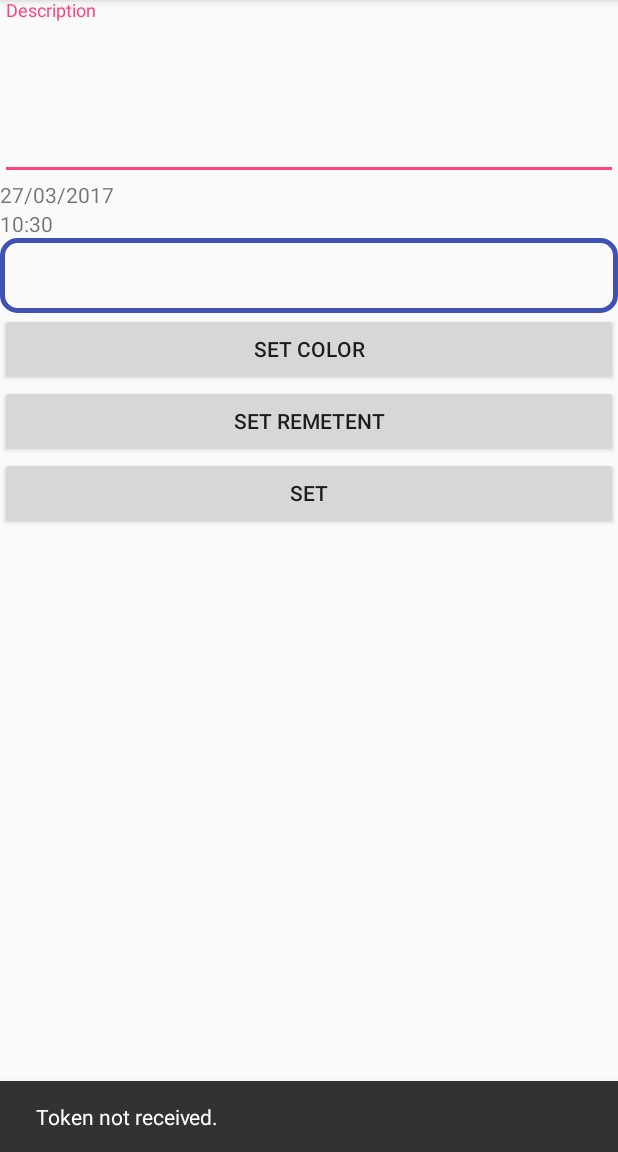
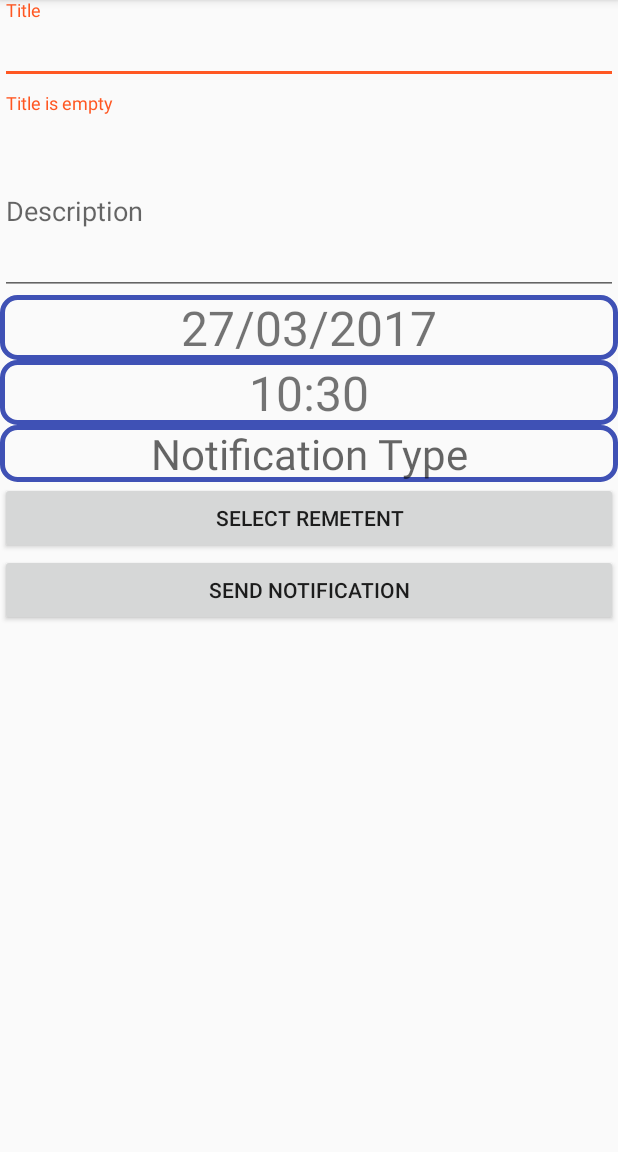
Before and after one commit to raphaelgava/AndroidNotificacaoIFSP, an Android app: the screen it shows after launch (MainActivity), in the side drawer, after a tap on "Send", on a phone screen of 412 x 824 dp, the part 84-1236 px from its top. Run offline under Robolectric (Android 15) with nearby library versions, the phone set to English and light mode, and no system bars.

Commit message:
finish create notification without maps 2

```diff
--- a/app/src/main/AndroidManifest.xml
+++ b/app/src/main/AndroidManifest.xml
@@ -71,7 +71,9 @@
             android:name=".activity.MapsActivity"
             android:label="@string/title_activity_maps"
             android:theme="@style/Theme_Dialog" />
-        <activity android:name=".activity.RemetentListActivity"></activity>
+        <activity
+            android:name=".activity.RemetentListActivity"
+            android:configChanges="orientation|screenSize" />
     </application>
 
 </manifest>
--- a/app/src/main/java/br/edu/ifspsaocarlos/sdm/notificacaoifsp/activity/MainActivity.java
+++ b/app/src/main/java/br/edu/ifspsaocarlos/sdm/notificacaoifsp/activity/MainActivity.java
@@ -18,6 +18,7 @@ import android.support.v7.widget.Toolbar;
 import android.view.Menu;
 import android.view.MenuItem;
 import android.view.WindowManager;
+import android.widget.Toast;
 
 import br.edu.ifspsaocarlos.sdm.notificacaoifsp.R;
 import br.edu.ifspsaocarlos.sdm.notificacaoifsp.layout.ChangeUserDataFragment;
@@ -34,6 +35,8 @@ public class MainActivity extends AppCompatActivity implements OnNavigationItemS
     private Intent serviceIntent;
 
     private FloatingActionButton fab;
+
+    private final String TAG_FRAG_CREATE_NOTIFICATION = "tagNotification";
 
     @Override
     protected void onCreate(Bundle savedInstanceState) {
@@ -89,7 +92,7 @@ public class MainActivity extends AppCompatActivity implements OnNavigationItemS
             Log.d("TCC", token);
         }
         else{
-            Snackbar.make(drawer, "Token not received.", Snackbar.LENGTH_INDEFINITE).show();
+            //Snackbar.make(drawer, "Token not received.", Snackbar.LENGTH_INDEFINITE).show();
         }
     }
 
@@ -131,6 +134,7 @@ public class MainActivity extends AppCompatActivity implements OnNavigationItemS
         // Handle navigation view item clicks here.
         int id = item.getItemId();
 
+        //https://developer.android.com/studio/write/vector-asset-studio.html#running -> mudar ícones
         if (id == R.id.nav_class_schedule) {
             // Handle the camera action
             fragmentManager.beginTransaction().replace(R.id.content_frame,
@@ -140,16 +144,17 @@ public class MainActivity extends AppCompatActivity implements OnNavigationItemS
             fragmentManager.beginTransaction().replace(R.id.content_frame,
                     ChangeUserDataFragment.newInstance(null, null)).commit();
             fab.setVisibility(View.INVISIBLE);
-        } else if (id == R.id.nav_slideshow) {
+        } else if (id == R.id.nav_notification) {
             fragmentManager.beginTransaction().replace(R.id.content_frame,
-                    CreateNotificationFragment.newInstance(null, null)).commit();
+                    CreateNotificationFragment.newInstance(null, null), TAG_FRAG_CREATE_NOTIFICATION).commit();
             fab.setVisibility(View.INVISIBLE);
-        } else if (id == R.id.nav_manage) {
-
-        } else if (id == R.id.nav_share) {
-
         } else if (id == R.id.nav_send) {
-
+            CreateNotificationFragment myFragment = (CreateNotificationFragment) fragmentManager.findFragmentByTag(TAG_FRAG_CREATE_NOTIFICATION);
+            if (myFragment != null && myFragment.isVisible()) {
+                myFragment.submitForm();
+            }else{
+                Toast.makeText(getApplicationContext(), R.string.msg_not_creating_notification, Toast.LENGTH_SHORT).show();
+            }
         }
 
         DrawerLayout drawer = (DrawerLayout) findViewById(R.id.drawer_layout);
--- a/app/src/main/java/br/edu/ifspsaocarlos/sdm/notificacaoifsp/layout/CreateNotificationFragment.java
+++ b/app/src/main/java/br/edu/ifspsaocarlos/sdm/notificacaoifsp/layout/CreateNotificationFragment.java
@@ -1,5 +1,6 @@
 package br.edu.ifspsaocarlos.sdm.notificacaoifsp.layout;
 
+import android.app.Activity;
 import android.app.DatePickerDialog;
 import android.app.TimePickerDialog;
 import android.content.Context;
@@ -7,13 +8,17 @@ import android.content.Intent;
 import android.graphics.Color;
 import android.graphics.PorterDuff;
 import android.graphics.drawable.Drawable;
+import android.graphics.drawable.GradientDrawable;
+import android.graphics.drawable.LayerDrawable;
 import android.graphics.drawable.ShapeDrawable;
 import android.os.Bundle;
+import android.support.design.widget.TextInputLayout;
 import android.util.Log;
 import android.view.LayoutInflater;
 import android.view.MotionEvent;
 import android.view.View;
 import android.view.ViewGroup;
+import android.view.WindowManager;
 import android.widget.AdapterView;
 import android.widget.ArrayAdapter;
 import android.widget.Button;
@@ -35,6 +40,7 @@ import br.edu.ifspsaocarlos.sdm.notificacaoifsp.R;
 import br.edu.ifspsaocarlos.sdm.notificacaoifsp.activity.RemetentListActivity;
 import br.edu.ifspsaocarlos.sdm.notificacaoifsp.color.MyColorChosserDialog;
 import br.edu.ifspsaocarlos.sdm.notificacaoifsp.color.MyColorListener;
+import br.edu.ifspsaocarlos.sdm.notificacaoifsp.model.Remetente;
 
 import static android.app.DatePickerDialog.OnDateSetListener;
 
@@ -50,10 +56,11 @@ public class CreateNotificationFragment extends TemplateFragment {
 
     private final int RESULT_REMETENT_ACTIVITY = 1;
 
-    private TextView tvDate, tvTime;
-    private Button btnSave, btnColor, btnRemetent;
+    private TextView tvDate, tvTime, tvType;
+    private Button btnSave, btnRemetent;
     private int mYear, mMonth, mDay, mHour, mMinute;
-    private EditText edtDescription;
+    private EditText edtDescription, edtTitle;
+    private TextInputLayout txtTitle, txtDescription;
     //private Spinner spCountries, spBusinessType;
 
     private Calendar c;
@@ -61,13 +68,9 @@ public class CreateNotificationFragment extends TemplateFragment {
     private SimpleDateFormat formatTime;
 
     // TODO: 3/13/2017 FAZER CAMPOS
-//    datahora = models.DateTimeField("Data notificação", auto_now_add=True)  # Field name made lowercase.
-//    id_tipo = models.ForeignKey(TipoNotificacao, verbose_name="Tipo notificação")  # Field name made lowercase.
+    //// TODO: 3/27/2017 criar esquema de setar o local pelo marker (save the state of mapFragment - maps example)
 //    id_local = models.ForeignKey(Local, verbose_name="Local", blank=True, null=True)  # Field name made lowercase.
-//    descricao = models.CharField("Descrição", max_length=255)  # Field name made lowercase.
-//    titulo = models.CharField("Título", max_length=45)  # Field name made lowercase.
-//    servidor = models.ForeignKey(Servidor)  # Field name made lowercase.
-//    remetente = models.ManyToManyField(Remetente)
+
 
     public CreateNotificationFragment() {
         // Required empty public constructor
@@ -113,7 +116,7 @@ public class CreateNotificationFragment extends TemplateFragment {
             tvDate = (TextView) view.findViewById(R.id.txtInDate);
             tvTime = (TextView) view.findViewById(R.id.txtInTime);
             btnSave = (Button) view.findViewById(R.id.btnSendNotification);
-            btnColor = (Button) view.findViewById(R.id.btnColor);
+            tvType = (TextView) view.findViewById(R.id.txtCor);
             btnRemetent = (Button) view.findViewById(R.id.btnRemetent);
 
             tvDate.setText(formatDate.format(c.getTime()));
@@ -132,6 +135,9 @@ public class CreateNotificationFragment extends TemplateFragment {
                 }
             });
 
+            txtDescription = (TextInputLayout) view.findViewById(R.id.txtDescription);
+            txtTitle = (TextInputLayout) view.findViewById(R.id.txtTitle);
+
             edtDescription = (EditText) view.findViewById(R.id.edtDescription);
             edtDescription.setOnTouchListener(new View.OnTouchListener() {
                 public boolean onTouch(View view, MotionEvent event) {
@@ -148,9 +154,8 @@ public class CreateNotificationFragment extends TemplateFragment {
                 }
             });
 
-            // TODO: 3/12/2017 ADICIONAR SPINNER PARA FAZER FUNÇÃO DO COMBOBOX DOS ITENS!!!
+            edtTitle = (EditText) view.findViewById(R.id.edtTitle);
 
-            // TODO: 3/13/2017 utilizar lista para poder fazer a função do ajax! de ir filtrando!!!
             /*
             spCountries = (Spinner) view.findViewById(R.id.spCountries);
             spBusinessType = (Spinner) view.findViewById(R.id.spBussinessType);
@@ -183,14 +188,13 @@ public class CreateNotificationFragment extends TemplateFragment {
                     startActivityForResult(intent, RESULT_REMETENT_ACTIVITY);
                 }
             });
-            // TODO: 3/18/2017 chcekbox nos itens da lista para representar o para quem será enviado
-            // TODO: 3/18/2017 acertar quadradinho representando a cor
             // TODO: 3/18/2017 pensar no esquema do servidor igual ao que o professor tinha feito de pegar dados a partir do ultimo item reccebido apenas
 
 
-            final ImageView shape =  (ImageView) view.findViewById(R.id.imvShape);
-            //shape.setBackgroundColor(0xff9C27B0);
-            btnColor.setOnClickListener(new View.OnClickListener(){
+            //final ImageView shape =  (ImageView) view.findViewById(R.id.imvShape);
+            final GradientDrawable bgDrawable = (GradientDrawable) tvType.getBackground();
+
+            tvType.setOnClickListener(new View.OnClickListener(){
                 public void onClick(View view){
                 ArrayList<Integer> images = new ArrayList<Integer>();
 
@@ -245,8 +249,9 @@ public class CreateNotificationFragment extends TemplateFragment {
                         //do whatever you want to with the values
 
                         //back.setColorFilter(color, PorterDuff.Mode.SRC);
-                        //shape.setBackground(back);
-                        shape.setBackgroundColor(color);
+                        //shape.setBackgroundColor(color);
+                        bgDrawable.setColor(color);
+
                         Toast.makeText(v.getContext(), "oi", Toast.LENGTH_LONG).show();
                     }
                 });
@@ -270,6 +275,13 @@ public class CreateNotificationFragment extends TemplateFragment {
         // check if the request code is same as what is passed  here it is 2
         switch (requestCode){
             case RESULT_REMETENT_ACTIVITY:
+                if (resultCode == Activity.RESULT_OK){
+                    ArrayList<Remetente> array = (ArrayList<Remetente>) data.getSerializableExtra("remententList");
+
+                    for (int i = 0; i < array.size(); i++) {
+                        Log.d("TCC", array.get(i).getDescription());
+                    }
+                }
                 //String message=data.getStringExtra("MESSAGE");
                 //textView1.setText(message);
                 break;
@@ -281,13 +293,62 @@ public class CreateNotificationFragment extends TemplateFragment {
     /**
      * Validating form
      */
-    private void submitForm() {
-//        if ((!validateEmail()) || (!validatePassword())) {
-//            return;
-//        }
-        Toast.makeText(getActivity().getApplicationContext(), R.string.msg_changed, Toast.LENGTH_SHORT).show();
+    public void submitForm() {
+        if ((!validateTitle()) || (!validateDescription()) || (!validateRemetent())) {
+            return;
+        }
+        Toast.makeText(getActivity().getApplicationContext(), R.string.msg_send_notification, Toast.LENGTH_SHORT).show();
         getActivity().getFragmentManager().popBackStack();
     }
+
+    private boolean validateTitle(){
+        String title = edtTitle.getText().toString().trim();
+
+        if (title.isEmpty()) {
+            txtTitle.setError(getString(R.string.error_invalid_title));
+            requestFocus(txtTitle);
+            return false;
+        } else {
+            txtTitle.setErrorEnabled(false);
+        }
+
+        return true;
+    }
+
+    private boolean validateDescription(){
+        String title = edtDescription.getText().toString().trim();
+
+        if (title.isEmpty()) {
+            txtDescription.setError(getString(R.string.error_invalid_description));
+            requestFocus(txtDescription);
+            return false;
+        } else {
+            txtDescription.setErrorEnabled(false);
+        }
+
+        return true;
+    }
+
+    private boolean validateRemetent(){
+        String title = edtDescription.getText().toString().trim();
+
+        if (title.isEmpty()) {
+            txtDescription.setError(getString(R.string.error_invalid_description));
+            requestFocus(txtDescription);
+            return false;
+        } else {
+            txtDescription.setErrorEnabled(false);
+        }
+
+        return true;
+    }
+
+    private void requestFocus(View view) {
+        if (view.requestFocus()) {
+            getActivity().getWindow().setSoftInputMode(WindowManager.LayoutParams.SOFT_INPUT_STATE_ALWAYS_VISIBLE);
+        }
+    }
+
 
     public void onClickMethod(View v) {
         if (v == tvDate){
--- a/app/src/main/java/br/edu/ifspsaocarlos/sdm/notificacaoifsp/layout/GridNotificationsFragment.java
+++ b/app/src/main/java/br/edu/ifspsaocarlos/sdm/notificacaoifsp/layout/GridNotificationsFragment.java
@@ -35,7 +35,6 @@ import br.edu.ifspsaocarlos.sdm.notificacaoifsp.R;
 import br.edu.ifspsaocarlos.sdm.notificacaoifsp.adapter.CustomGrid;
 import br.edu.ifspsaocarlos.sdm.notificacaoifsp.model.Oferecimento;
 //todo inserir mapa no frame ade acezso ao item
-//todo decidir se tera o de fato o botao de "criate = mail = vermelhinho abaixo" -- só para servidores
 //todo estudar OnFragmentInteractionListener (verificar se cada fragmento tem que ter o seu e se o main tem que implementar todos)
 
 
--- a/app/src/main/res/layout-land/layout_dialog.xml
+++ b/app/src/main/res/layout-land/layout_dialog.xml
@@ -79,6 +79,6 @@
             android:layout_height="wrap_content"
             android:layout_gravity="center"
             android:gravity="center"
-            android:text="Button" />
+            android:text="@string/go_back" />
     </LinearLayout>
 </LinearLayout>
--- a/app/src/main/res/layout/activity_maps.xml
+++ b/app/src/main/res/layout/activity_maps.xml
@@ -1,5 +1,4 @@
 <fragment xmlns:android="http://schemas.android.com/apk/res/android"
-    xmlns:map="http://schemas.android.com/apk/res-auto"
     xmlns:tools="http://schemas.android.com/tools"
     android:id="@+id/map"
     android:name="com.google.android.gms.maps.SupportMapFragment"
--- a/app/src/main/res/layout/fragment_create_notification.xml
+++ b/app/src/main/res/layout/fragment_create_notification.xml
@@ -2,6 +2,7 @@
     xmlns:tools="http://schemas.android.com/tools"
     android:layout_width="match_parent"
     android:layout_height="match_parent"
+    android:id="@+id/fragCreateNotification"
     tools:context=".layout.CreateNotificationFragment">
 
     <ScrollView
@@ -13,6 +14,18 @@
             android:layout_width="match_parent"
             android:orientation="vertical"
             android:layout_height="match_parent">
+
+            <android.support.design.widget.TextInputLayout
+                android:id="@+id/txtTitle"
+                android:layout_width="match_parent"
+                android:layout_height="wrap_content">
+
+                <EditText
+                    android:id="@+id/edtTitle"
+                    android:layout_width="match_parent"
+                    android:layout_height="wrap_content"
+                    android:hint="@string/title" />
+            </android.support.design.widget.TextInputLayout>
 
             <android.support.design.widget.TextInputLayout
                 android:id="@+id/txtDescription"
@@ -35,19 +48,42 @@
                 android:id="@+id/txtInDate"
                 android:layout_width="match_parent"
                 android:layout_height="wrap_content"
+                android:gravity="center"
+                android:background="@drawable/shape_border"
+                android:textSize="32dp"
                 android:hint="@string/date" />
 
             <TextView
                 android:id="@+id/txtInTime"
                 android:layout_width="match_parent"
                 android:layout_height="wrap_content"
+                android:gravity="center"
+                android:background="@drawable/shape_border"
+                android:textSize="32dp"
                 android:hint="@string/time" />
 
+            <android.support.design.widget.TextInputLayout
+                android:id="@+id/txtTipoCor"
+                android:layout_width="match_parent"
+                android:layout_height="wrap_content">
+
+                <TextView
+                    android:id="@+id/txtCor"
+                    android:layout_width="match_parent"
+                    android:layout_height="wrap_content"
+                    android:layout_gravity="center"
+                    android:background="@drawable/shape_border"
+                    android:gravity="center"
+                    android:textSize="28dp"
+                    android:hint="@string/notificationType" />
+            </android.support.design.widget.TextInputLayout>
+<!--
             <ImageView
                 android:layout_width="match_parent"
                 android:layout_height="50dp"
                 android:background="@drawable/shape_border"
                 android:id="@+id/imvShape"/>
+                -->
 <!--
             <Spinner
                 android:layout_width="match_parent"
@@ -65,22 +101,17 @@
                 style="@style/Base.Widget.AppCompat.Spinner.Underlined">
             </Spinner>
 -->
-            <Button
-                android:id="@+id/btnColor"
-                android:layout_width="match_parent"
-                android:text="Set Color"
-                android:layout_height="wrap_content" />
 
             <Button
                 android:id="@+id/btnRemetent"
                 android:layout_width="match_parent"
-                android:text="Set Remetent"
+                android:text="@string/setRemetent"
                 android:layout_height="wrap_content" />
 
             <Button
                 android:id="@+id/btnSendNotification"
                 android:layout_width="match_parent"
-                android:text="Set"
+                android:text="@string/sendNotify"
                 android:layout_height="wrap_content" />
         </LinearLayout>
     </ScrollView>
--- a/app/src/main/res/layout/fragment_grid_notifications.xml
+++ b/app/src/main/res/layout/fragment_grid_notifications.xml
@@ -4,8 +4,6 @@
     android:layout_height="match_parent"
     tools:context=".layout.GridNotificationsFragment">
 
-
-    <!-- TODO: Update blank fragment layout -->
     <!--<TextView-->
         <!--android:layout_width="match_parent"-->
         <!--android:layout_height="match_parent"-->
--- a/app/src/main/res/layout/layout_dialog.xml
+++ b/app/src/main/res/layout/layout_dialog.xml
@@ -51,6 +51,7 @@
             android:orientation="vertical"
             android:padding="5dp">
             <Button
+                android:id="@+id/btnGoMark"
                 android:layout_width="wrap_content"
                 android:layout_height="wrap_content"
                 android:layout_weight="0.5"
@@ -59,7 +60,7 @@
     </FrameLayout>
 
     <Button
-        android:text="Button"
+        android:text="@string/go_back"
         android:layout_width="match_parent"
         android:layout_height="wrap_content"
         android:id="@+id/btnDialog"
--- a/app/src/main/res/layout/list_item_remetent.xml
+++ b/app/src/main/res/layout/list_item_remetent.xml
@@ -66,7 +66,7 @@
         android:layout_below="@+id/txtBase" />
 
     <CheckBox
-        android:id="@+id/chec_seleciona_pessoa"
+        android:id="@+id/ckbSelected"
         android:layout_width="wrap_content"
         android:layout_height="wrap_content"
         android:layout_alignBottom="@+id/txtRemetentDesc"
--- a/app/src/main/res/menu/activity_main_drawer.xml
+++ b/app/src/main/res/menu/activity_main_drawer.xml
@@ -1,6 +1,7 @@
 <?xml version="1.0" encoding="utf-8"?>
 <menu xmlns:android="http://schemas.android.com/apk/res/android">
 
+    <!--//https://developer.android.com/studio/write/vector-asset-studio.html#running -> mudar ícones-->
     <group android:checkableBehavior="single">
         <item
             android:id="@+id/nav_class_schedule"
@@ -11,21 +12,13 @@
             android:icon="@drawable/ic_menu_user_data"
             android:title="User Data" />
         <item
-            android:id="@+id/nav_slideshow"
-            android:icon="@drawable/ic_menu_slideshow"
-            android:title="Slideshow" />
-        <item
-            android:id="@+id/nav_manage"
-            android:icon="@drawable/ic_menu_manage"
-            android:title="Tools" />
+            android:id="@+id/nav_notification"
+            android:icon="@drawable/ic_email_black"
+            android:title="Create Notification" />
     </group>
 
     <item android:title="Communicate">
         <menu>
-            <item
-                android:id="@+id/nav_share"
-                android:icon="@drawable/ic_menu_share"
-                android:title="Share" />
             <item
                 android:id="@+id/nav_send"
                 android:icon="@drawable/ic_menu_send"
--- a/app/src/main/res/values/strings.xml
+++ b/app/src/main/res/values/strings.xml
@@ -40,12 +40,20 @@
     <string name="male">Male</string>
     <string name="female">Female</string>
     <string name="msg_changed">Data was changed</string>
+    <string name="msg_not_creating_notification">There is no notify to be send</string>
 
     <!--Notification form-->
     <string name="time">00:00</string>
     <string name="date">00/00/0000</string>
     <string name="description">Description</string>
-    <string name="find">Look remetent for</string>
+    <string name="find">Research</string>
+    <string name="title">Title</string>
+    <string name="notificationType">Notification Type</string>
+    <string name="sendNotify">Send Notification</string>
+    <string name="setRemetent">Select Remetent</string>
+    <string name="error_invalid_title">Title is empty</string>
+    <string name="error_invalid_description">Description is empty</string>
+    <string name="msg_send_notification">Sending notification</string>
 
     <!--Color Dialog-->
     <string name="set_color">Set color</string>
@@ -59,7 +67,8 @@
     <string name="country_prompt">TESTE</string>
     <string name="business_prompt">TESTE222</string>
 
-    <!-- TODO: Remove or change this placeholder text -->
+    <!-- Maps -->
     <string name="title_activity_maps">Notification Dialog</string>
     <string name="go_mark">Go to mark</string>
+    <string name="go_back">Go back</string>
 </resources>
```
Also changed, not shown: app/src/main/java/br/edu/ifspsaocarlos/sdm/notificacaoifsp/activity/RemetentListActivity.java (+24 -5 lines), app/src/main/java/br/edu/ifspsaocarlos/sdm/notificacaoifsp/adapter/RemetentAdapter.java (+29 -8 lines), app/src/main/java/br/edu/ifspsaocarlos/sdm/notificacaoifsp/model/Remetente.java (+9 -0 lines), 1 other file.
